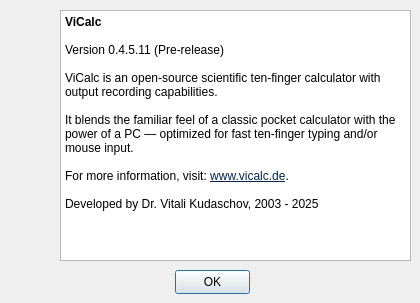
First picture: the form in vicalc/ui/about_dialog.ui, repository Kudaschov/ViCalc, before the edit.
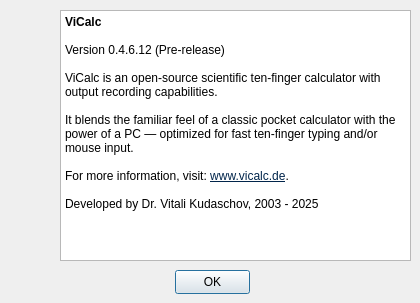
Second picture: the form after the edit. Icons and pictures are not drawn.

Patch:
```diff
--- a/vicalc/ui/about_dialog.ui
+++ b/vicalc/ui/about_dialog.ui
@@ -61,7 +61,7 @@
 &lt;/style&gt;&lt;/head&gt;&lt;body style=&quot; font-family:'Segoe UI'; font-size:9pt; font-weight:400; font-style:normal;&quot;&gt;
 &lt;p style=&quot; margin-top:0px; margin-bottom:0px; margin-left:0px; margin-right:0px; -qt-block-indent:0; text-indent:0px;&quot;&gt;&lt;span style=&quot; font-weight:700;&quot;&gt;ViCalc&lt;/span&gt;&lt;/p&gt;
 &lt;p style=&quot;-qt-paragraph-type:empty; margin-top:0px; margin-bottom:0px; margin-left:0px; margin-right:0px; -qt-block-indent:0; text-indent:0px; font-weight:700;&quot;&gt;&lt;br /&gt;&lt;/p&gt;
-&lt;p style=&quot; margin-top:0px; margin-bottom:0px; margin-left:0px; margin-right:0px; -qt-block-indent:0; text-indent:0px;&quot;&gt;Version 0.4.5.11 (Pre-release)&lt;/p&gt;
+&lt;p style=&quot; margin-top:0px; margin-bottom:0px; margin-left:0px; margin-right:0px; -qt-block-indent:0; text-indent:0px;&quot;&gt;Version 0.4.6.12 (Pre-release)&lt;/p&gt;
 &lt;p style=&quot;-qt-paragraph-type:empty; margin-top:0px; margin-bottom:0px; margin-left:0px; margin-right:0px; -qt-block-indent:0; text-indent:0px;&quot;&gt;&lt;br /&gt;&lt;/p&gt;
 &lt;p style=&quot; margin-top:0px; margin-bottom:0px; margin-left:0px; margin-right:0px; -qt-block-indent:0; text-indent:0px;&quot;&gt;ViCalc is an open-source scientific ten-finger calculator with output recording capabilities.&lt;/p&gt;
 &lt;p style=&quot;-qt-paragraph-type:empty; margin-top:0px; margin-bottom:0px; margin-left:0px; margin-right:0px; -qt-block-indent:0; text-indent:0px;&quot;&gt;&lt;br /&gt;&lt;/p&gt;
```
